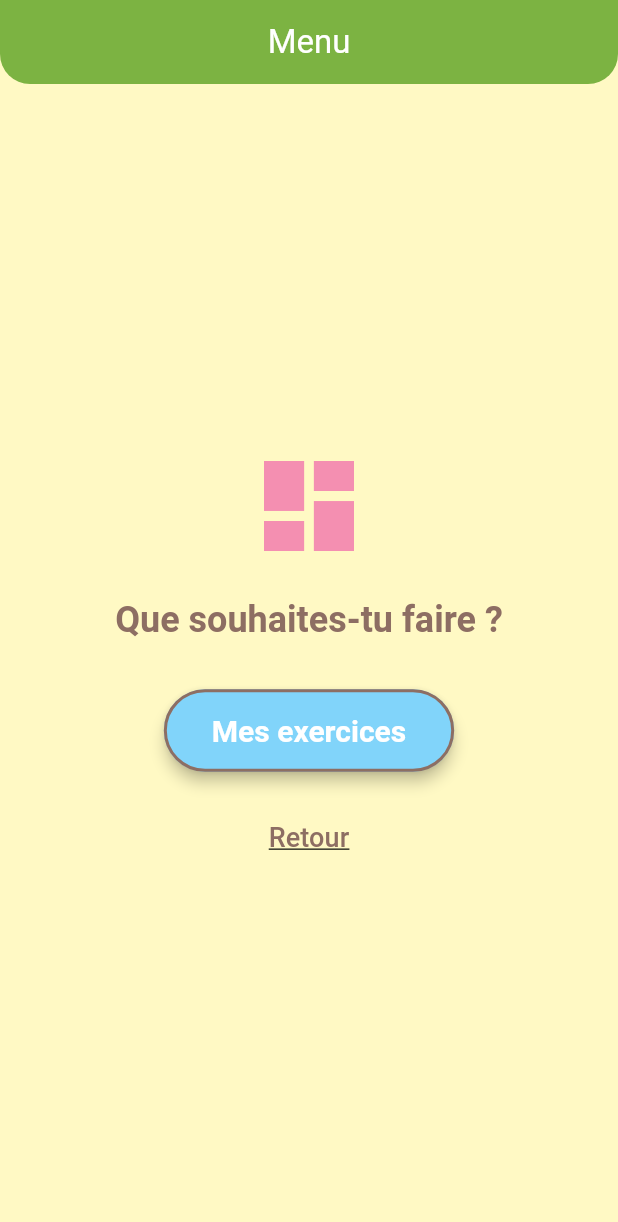
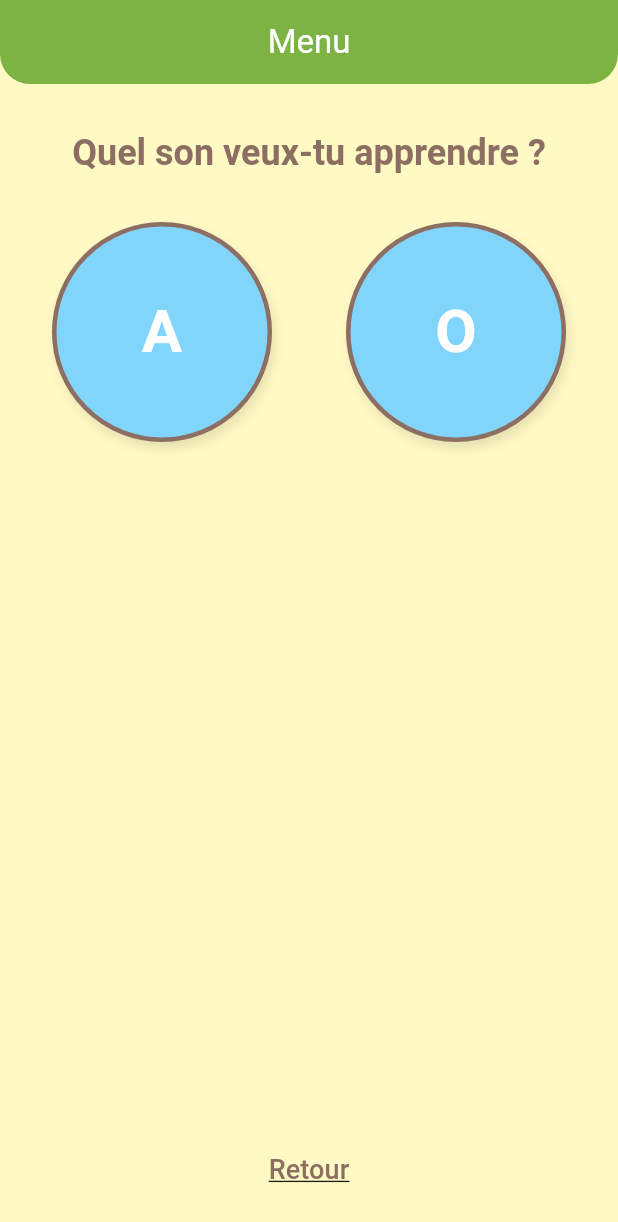
Before and after one commit to nviault/orthophonie-emie, a Flutter app: the screen it shows after launch, after a tap on "Commencer", on a phone screen of 412 x 824 dp. Shown: the top 1222 px of the screen. Run offline on Flutter 3.47's test engine with Material 3 defaults, Android fonts, the phone set to English and light mode, and no system bars; our stand-ins replace equatable, flutter_bloc, get_it, hive, hive_flutter; accounts and stored records are empty; Roboto replaces fonts that are missing (Verdana).

Commit message:
Implement sound and word management from local JSON.
- Configured assets in pubspec.yaml and created data/images/audio directories.
- Added sounds.json with example data (sounds 'a' and 'o').
- Created 'sounds' feature with Clean Architecture.
- Implemented Sound and Word entities and models (JSON conversion).
- Created SoundLocalDataSource for asset loading.
- Implemented GetSoundsUseCase and GetWordsForSoundUseCase.
- Added SoundsBloc and SoundDetailBloc.
- Updated MenuPage to display sound bubbles.
- Created SoundDetailPage to list words for a selected sound.
- All UI and comments are in French.

Co-authored-by: nviault <24911855+nviault@users.noreply.github.com>

```diff
--- a/lib/features/menu/presentation/pages/menu_page.dart
+++ b/lib/features/menu/presentation/pages/menu_page.dart
@@ -1,10 +1,27 @@
 import 'package:flutter/material.dart';
+import 'package:flutter_bloc/flutter_bloc.dart';
 import '../../../../core/theme/app_theme.dart';
+import '../../../../injection_container.dart';
+import '../../../sounds/presentation/bloc/sounds_bloc.dart';
+import '../../../sounds/presentation/pages/sound_detail_page.dart';
 
 /// Page de Menu (Dashboard) de DysVoix.
-/// Présente les choix simples pour l'enfant après avoir cliqué sur Commencer.
+/// Présente les choix de sons sous forme de bulles cliquables pour l'enfant.
 class MenuPage extends StatelessWidget {
   const MenuPage({super.key});
+
+  @override
+  Widget build(BuildContext context) {
+    // Fournit le SoundsBloc au menu pour charger la liste des sons au démarrage
+    return BlocProvider(
+      create: (context) => sl<SoundsBloc>()..add(LoadSounds()),
+      child: const MenuView(),
+    );
+  }
+}
+
+class MenuView extends StatelessWidget {
+  const MenuView({super.key});
 
   @override
   Widget build(BuildContext context) {
@@ -16,17 +33,11 @@ class MenuPage extends StatelessWidget {
       ),
       body: Center(
         child: Column(
-          mainAxisAlignment: MainAxisAlignment.center,
           children: [
-            Icon(
-              Icons.dashboard,
-              size: 80,
-              color: AppTheme.bubblePink,
-            ),
-            const SizedBox(height: 20),
+            const SizedBox(height: 30),
 
             Text(
-              'Que souhaites-tu faire ?',
+              'Quel son veux-tu apprendre ?',
               textAlign: TextAlign.center,
               style: theme.textTheme.headlineSmall?.copyWith(
                 fontWeight: FontWeight.bold,
@@ -35,21 +46,54 @@ class MenuPage extends StatelessWidget {
             ),
             const SizedBox(height: 30),
 
-            Padding(
-              padding: const EdgeInsets.symmetric(horizontal: 40),
-              child: ElevatedButton(
-                onPressed: () {
-                  // Action pour les exercices
+            // Liste des sons (bulles)
+            Expanded(
+              child: BlocBuilder<SoundsBloc, SoundsState>(
+                builder: (context, state) {
+                  if (state is SoundsLoading) {
+                    return const Center(child: CircularProgressIndicator());
+                  }
+
+                  if (state is SoundsLoaded) {
+                    return GridView.builder(
+                      padding: const EdgeInsets.symmetric(horizontal: 20),
+                      gridDelegate: const SliverGridDelegateWithFixedCrossAxisCount(
+                        crossAxisCount: 2,
+                        childAspectRatio: 1.2,
+                        crossAxisSpacing: 20,
+                        mainAxisSpacing: 20,
+                      ),
+                      itemCount: state.sounds.length,
+                      itemBuilder: (context, index) {
+                        final sound = state.sounds[index];
+                        return _SoundBubble(
+                          label: sound.id.toUpperCase(),
+                          onTap: () {
+                            // Navigation vers le détail du son
+                            Navigator.push(
+                              context,
+                              MaterialPageRoute(
+                                builder: (context) => SoundDetailPage(soundId: sound.id),
+                              ),
+                            );
+                          },
+                        );
+                      },
+                    );
+                  }
+
+                  if (state is SoundsError) {
+                    return Center(child: Text(state.message));
+                  }
+
+                  return Container();
                 },
-                style: ElevatedButton.styleFrom(
-                  backgroundColor: AppTheme.skyBlue,
-                ),
-                child: const Text('Mes exercices'),
               ),
             ),
 
             const SizedBox(height: 20),
 
+            // Bouton retour
             TextButton(
               onPressed: () {
                 Navigator.pushReplacementNamed(context, '/');
@@ -63,9 +107,50 @@ class MenuPage extends StatelessWidget {
                 ),
               ),
             ),
+            const SizedBox(height: 20),
           ],
         ),
       ),
     );
   }
 }
+
+/// Widget interne pour représenter un son (bulle Animal Crossing style)
+class _SoundBubble extends StatelessWidget {
+  final String label;
+  final VoidCallback onTap;
+
+  const _SoundBubble({required this.label, required this.onTap});
+
+  @override
+  Widget build(BuildContext context) {
+    return InkWell(
+      onTap: onTap,
+      borderRadius: BorderRadius.circular(50),
+      child: Container(
+        decoration: BoxDecoration(
+          color: AppTheme.skyBlue,
+          shape: BoxShape.circle,
+          border: Border.all(color: AppTheme.woodBrown, width: 3),
+          boxShadow: [
+            BoxShadow(
+              color: Colors.black.withOpacity(0.1),
+              offset: const Offset(2, 4),
+              blurRadius: 5,
+            ),
+          ],
+        ),
+        child: Center(
+          child: Text(
+            label,
+            style: const TextStyle(
+              fontSize: 40,
+              fontWeight: FontWeight.bold,
+              color: Colors.white,
+            ),
+          ),
+        ),
+      ),
+    );
+  }
+}
--- /dev/null
+++ b/lib/features/sounds/data/datasources/sound_local_data_source.dart
@@ -0,0 +1,26 @@
+import 'dart:convert';
+import 'package:flutter/services.dart';
+import '../models/sound_model.dart';
+
+/// Source de données pour le chargement des sons depuis les assets JSON.
+abstract class SoundLocalDataSource {
+  /// Charge tous les sons depuis le fichier JSON.
+  Future<List<SoundModel>> getSounds();
+}
+
+class SoundLocalDataSourceImpl implements SoundLocalDataSource {
+  final String assetPath;
+
+  SoundLocalDataSourceImpl({this.assetPath = 'assets/data/sounds.json'});
+
+  @override
+  Future<List<SoundModel>> getSounds() async {
+    // Lecture du fichier JSON depuis les assets Flutter
+    final jsonString = await rootBundle.loadString(assetPath);
+    final data = json.decode(jsonString);
+
+    return List<SoundModel>.from(
+      (data['sounds'] as List).map((x) => SoundModel.fromJson(x)),
+    );
+  }
+}
--- /dev/null
+++ b/lib/features/sounds/data/models/sound_model.dart
@@ -0,0 +1,26 @@
+import '../../domain/entities/sound.dart';
+import 'word_model.dart';
+
+/// Modèle de données pour Sound, avec conversion JSON.
+class SoundModel extends Sound {
+  const SoundModel({
+    required super.id,
+    required super.words,
+  });
+
+  factory SoundModel.fromJson(Map<String, dynamic> json) {
+    return SoundModel(
+      id: json['id'],
+      words: List<WordModel>.from(
+        (json['words'] as List).map((x) => WordModel.fromJson(x)),
+      ),
+    );
+  }
+
+  Map<String, dynamic> toJson() {
+    return {
+      'id': id,
+      'words': (words as List<WordModel>).map((x) => x.toJson()).toList(),
+    };
+  }
+}
--- /dev/null
+++ b/lib/features/sounds/data/models/word_model.dart
@@ -0,0 +1,29 @@
+import '../../domain/entities/word.dart';
+
+/// Modèle de données pour Word, avec conversion JSON.
+class WordModel extends Word {
+  const WordModel({
+    required super.id,
+    required super.image,
+    required super.audio,
+    required super.schema,
+  });
+
+  factory WordModel.fromJson(Map<String, dynamic> json) {
+    return WordModel(
+      id: json['id'],
+      image: json['image'],
+      audio: json['audio'],
+      schema: json['schema'],
+    );
+  }
+
+  Map<String, dynamic> toJson() {
+    return {
+      'id': id,
+      'image': image,
+      'audio': audio,
+      'schema': schema,
+    };
+  }
+}
--- /dev/null
+++ b/lib/features/sounds/domain/entities/sound.dart
@@ -0,0 +1,16 @@
+import 'package:equatable/equatable.dart';
+import 'word.dart';
+
+/// Entité représentant un son (ex: "a") et sa liste de mots associés.
+class Sound extends Equatable {
+  final String id;
+  final List<Word> words;
+
+  const Sound({
+    required this.id,
+    required this.words,
+  });
+
+  @override
+  List<Object> get props => [id, words];
+}
--- /dev/null
+++ b/lib/features/sounds/domain/usecases/get_sounds_use_case.dart
@@ -0,0 +1,13 @@
+import '../entities/sound.dart';
+import '../repositories/sound_repository.dart';
+
+/// Cas d'utilisation pour lister tous les sons.
+class GetSoundsUseCase {
+  final SoundRepository repository;
+
+  GetSoundsUseCase(this.repository);
+
+  Future<List<Sound>> call() async {
+    return await repository.getSounds();
+  }
+}
--- /dev/null
+++ b/lib/features/sounds/presentation/bloc/sounds_bloc.dart
@@ -0,0 +1,67 @@
+import 'package:equatable/equatable.dart';
+import 'package:flutter_bloc/flutter_bloc.dart';
+import '../../domain/entities/sound.dart';
+import '../../domain/usecases/get_sounds_use_case.dart';
+
+// --- Événements ---
+abstract class SoundsEvent extends Equatable {
+  const SoundsEvent();
+
+  @override
+  List<Object> get props => [];
+}
+
+/// Événement pour charger la liste des sons
+class LoadSounds extends SoundsEvent {}
+
+// --- États ---
+abstract class SoundsState extends Equatable {
+  const SoundsState();
+
+  @override
+  List<Object> get props => [];
+}
+
+/// État de chargement initial
+class SoundsInitial extends SoundsState {}
+
+/// En cours de chargement
+class SoundsLoading extends SoundsState {}
+
+/// Sons chargés avec succès
+class SoundsLoaded extends SoundsState {
+  final List<Sound> sounds;
+
+  const SoundsLoaded({required this.sounds});
+
+  @override
+  List<Object> get props => [sounds];
+}
+
+/// Erreur lors du chargement
+class SoundsError extends SoundsState {
+  final String message;
+
+  const SoundsError({required this.message});
+
+  @override
+  List<Object> get props => [message];
+}
+
+// --- BLoC ---
+/// Gère la liste globale des sons pour l'affichage du menu.
+class SoundsBloc extends Bloc<SoundsEvent, SoundsState> {
+  final GetSoundsUseCase getSoundsUseCase;
+
+  SoundsBloc({required this.getSoundsUseCase}) : super(SoundsInitial()) {
+    on<LoadSounds>((event, emit) async {
+      emit(SoundsLoading());
+      try {
+        final sounds = await getSoundsUseCase();
+        emit(SoundsLoaded(sounds: sounds));
+      } catch (e) {
+        emit(SoundsError(message: e.toString()));
+      }
+    });
+  }
+}
--- a/lib/injection_container.dart
+++ b/lib/injection_container.dart
@@ -7,6 +7,13 @@ import 'features/session/domain/repositories/session_repository.dart';
 import 'features/session/domain/usecases/check_session_lock_use_case.dart';
 import 'features/session/domain/usecases/start_session_use_case.dart';
 import 'features/session/presentation/bloc/session_bloc.dart';
+import 'features/sounds/data/datasources/sound_local_data_source.dart';
+import 'features/sounds/data/repositories/sound_repository_impl.dart';
+import 'features/sounds/domain/repositories/sound_repository.dart';
+import 'features/sounds/domain/usecases/get_sounds_use_case.dart';
+import 'features/sounds/domain/usecases/get_words_for_sound_use_case.dart';
+import 'features/sounds/presentation/bloc/sounds_bloc.dart';
+import 'features/sounds/presentation/bloc/sound_detail_bloc.dart';
 
 // Service Locator global pour l'injection de dépendances
 final sl = GetIt.instance;
@@ -35,12 +42,32 @@ Future<void> init() async {
     () => SessionLocalDataSourceImpl(box: sl()),
   );
 
+  // --- Features - Sounds ---
+  // BLoCs
+  sl.registerFactory(() => SoundsBloc(getSoundsUseCase: sl()));
+  sl.registerFactory(() => SoundDetailBloc(getWordsForSoundUseCase: sl()));
+
+  // Use cases
+  sl.registerLazySingleton(() => GetSoundsUseCase(sl()));
+  sl.registerLazySingleton(() => GetWordsForSoundUseCase(sl()));
+
+  // Repositories
+  sl.registerLazySingleton<SoundRepository>(
+    () => SoundRepositoryImpl(localDataSource: sl()),
+  );
+
+  // Data sources
+  sl.registerLazySingleton<SoundLocalDataSource>(
+    () => SoundLocalDataSourceImpl(),
+  );
+
   // --- Features - Home ---
   // On enregistre le HomeBloc en tant que factory
   sl.registerFactory(() => HomeBloc());
 
   // --- External ---
   // On enregistre la boite Hive déjà ouverte dans main.dart
-  final sessionBox = Hive.box('sessionBox');
-  sl.registerLazySingleton(() => sessionBox);
+  if (Hive.isBoxOpen('sessionBox')) {
+    sl.registerLazySingleton(() => Hive.box('sessionBox'));
+  }
 }
--- a/pubspec.yaml
+++ b/pubspec.yaml
@@ -24,3 +24,9 @@ dev_dependencies:
 
 flutter:
   uses-material-design: true
+
+  # Assets section for local JSON, images, and audio
+  assets:
+    - assets/data/
+    - assets/images/
+    - assets/audio/
```
Also changed, not shown: assets/data/sounds.json (added, +44 -0 lines), lib/features/sounds/data/repositories/sound_repository_impl.dart (added, +26 -0 lines), lib/features/sounds/domain/entities/word.dart (added, +19 -0 lines), lib/features/sounds/domain/repositories/sound_repository.dart (added, +11 -0 lines), lib/features/sounds/domain/usecases/get_words_for_sound_use_case.dart (added, +13 -0 lines), lib/features/sounds/presentation/bloc/sound_detail_bloc.dart (added, +70 -0 lines), lib/features/sounds/presentation/pages/sound_detail_page.dart (added, +114 -0 lines), 2 other files.
